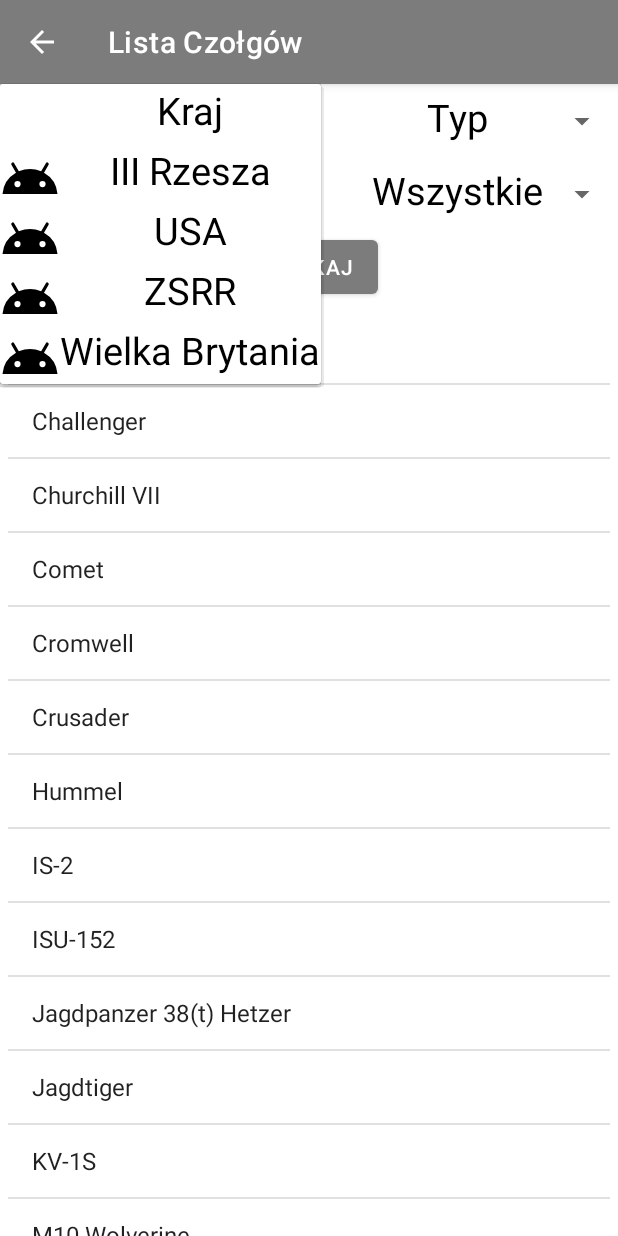
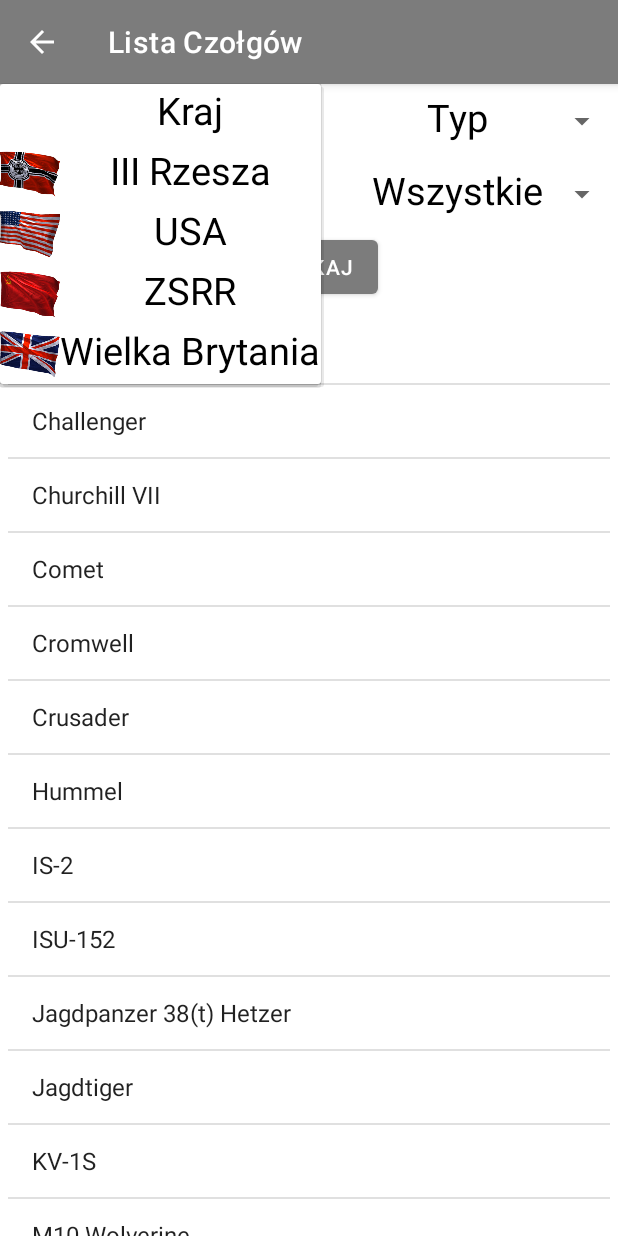
Before and after one commit to MrDeliciousX/MiniTanksWOT, an Android app: the TanksActivity screen opened directly, with no data from a screen before it, after a tap on "Kraj", on a phone screen of 412 x 824 dp. Run offline under Robolectric (Android 15) with nearby library versions, the phone set to English and light mode, and no system bars.

Commit message:
dodanie grafik do filtrów

```diff
--- a/app/src/main/java/com/mrdelicious/minitankswot/TanksActivity.java
+++ b/app/src/main/java/com/mrdelicious/minitankswot/TanksActivity.java
@@ -1,7 +1,6 @@
 package com.mrdelicious.minitankswot;
 
 import androidx.appcompat.app.AppCompatActivity;
-
 import android.content.Intent;
 import android.database.Cursor;
 import android.os.Bundle;
@@ -10,8 +9,6 @@ import android.widget.AdapterView;
 import android.widget.ArrayAdapter;
 import android.widget.ListView;
 import android.widget.Spinner;
-import android.widget.Toast;
-
 import java.io.IOException;
 import java.util.ArrayList;
 import java.util.List;
@@ -95,11 +92,11 @@ public class TanksActivity extends AppCompatActivity implements AdapterView.OnIt
         spinnerTypes = findViewById(R.id.tanks_filterType);
         ArrayList<CustomSpinner> typesList = new ArrayList<>();
         typesList.add(new CustomSpinner(getString(R.string.type),0));
-        typesList.add(new CustomSpinner(getString(R.string.light),R.drawable.ic_android_black_24dp));
-        typesList.add(new CustomSpinner(getString(R.string.medium),R.drawable.ic_android_black_24dp));
-        typesList.add(new CustomSpinner(getString(R.string.heavy),R.drawable.ic_android_black_24dp));
-        typesList.add(new CustomSpinner(getString(R.string.destroyer),R.drawable.ic_android_black_24dp));
-        typesList.add(new CustomSpinner(getString(R.string.artillery),R.drawable.ic_android_black_24dp));
+        typesList.add(new CustomSpinner(getString(R.string.light),R.drawable.type_light));
+        typesList.add(new CustomSpinner(getString(R.string.medium),R.drawable.type_medium));
+        typesList.add(new CustomSpinner(getString(R.string.heavy),R.drawable.type_heavy));
+        typesList.add(new CustomSpinner(getString(R.string.destroyer),R.drawable.type_destroyer));
+        typesList.add(new CustomSpinner(getString(R.string.artillery),R.drawable.type_spg));
         SpinnerAdapter spinnerAdapterTypes = new SpinnerAdapter(this,typesList);
         if (spinnerTypes != null){
              spinnerTypes.setAdapter(spinnerAdapterTypes);
@@ -109,10 +106,10 @@ public class TanksActivity extends AppCompatActivity implements AdapterView.OnIt
         spinnerNations = findViewById(R.id.tanks_filterNation);
         ArrayList<CustomSpinner> nationsList = new ArrayList<>();
         nationsList.add(new CustomSpinner(getString(R.string.nation),0));
-        nationsList.add(new CustomSpinner(getString(R.string.thirdReich),R.drawable.ic_android_black_24dp));
-        nationsList.add(new CustomSpinner(getString(R.string.usa),R.drawable.ic_android_black_24dp));
-        nationsList.add(new CustomSpinner(getString(R.string.cccp),R.drawable.ic_android_black_24dp));
-        nationsList.add(new CustomSpinner(getString(R.string.greatBritain),R.drawable.ic_android_black_24dp));
+        nationsList.add(new CustomSpinner(getString(R.string.thirdReich),R.drawable.flag_german));
+        nationsList.add(new CustomSpinner(getString(R.string.usa),R.drawable.flag_usa));
+        nationsList.add(new CustomSpinner(getString(R.string.cccp),R.drawable.flag_zsrr));
+        nationsList.add(new CustomSpinner(getString(R.string.greatBritain),R.drawable.flag_gb));
         SpinnerAdapter spinnerAdapterNations = new SpinnerAdapter(this,nationsList);
         if (spinnerNations != null){
             spinnerNations.setAdapter(spinnerAdapterNations);
```
Also changed, not shown: app/src/main/res/drawable-v24/flag_china.png (added), app/src/main/res/drawable-v24/flag_czech.png (added), app/src/main/res/drawable-v24/flag_france.png (added), app/src/main/res/drawable-v24/flag_gb.png (added), app/src/main/res/drawable-v24/flag_german.png (added), app/src/main/res/drawable-v24/flag_italy.png (added), app/src/main/res/drawable-v24/flag_japan.png (added), app/src/main/res/drawable-v24/flag_poland.png (added), app/src/main/res/drawable-v24/flag_sweden.png (added), app/src/main/res/drawable-v24/flag_usa.png (added), app/src/main/res/drawable-v24/flag_zsrr.png (added), app/src/main/res/drawable-v24/type_destroyer.png (added), app/src/main/res/drawable-v24/type_heavy.png (added), app/src/main/res/drawable-v24/type_light.png (added), 2 more files.
